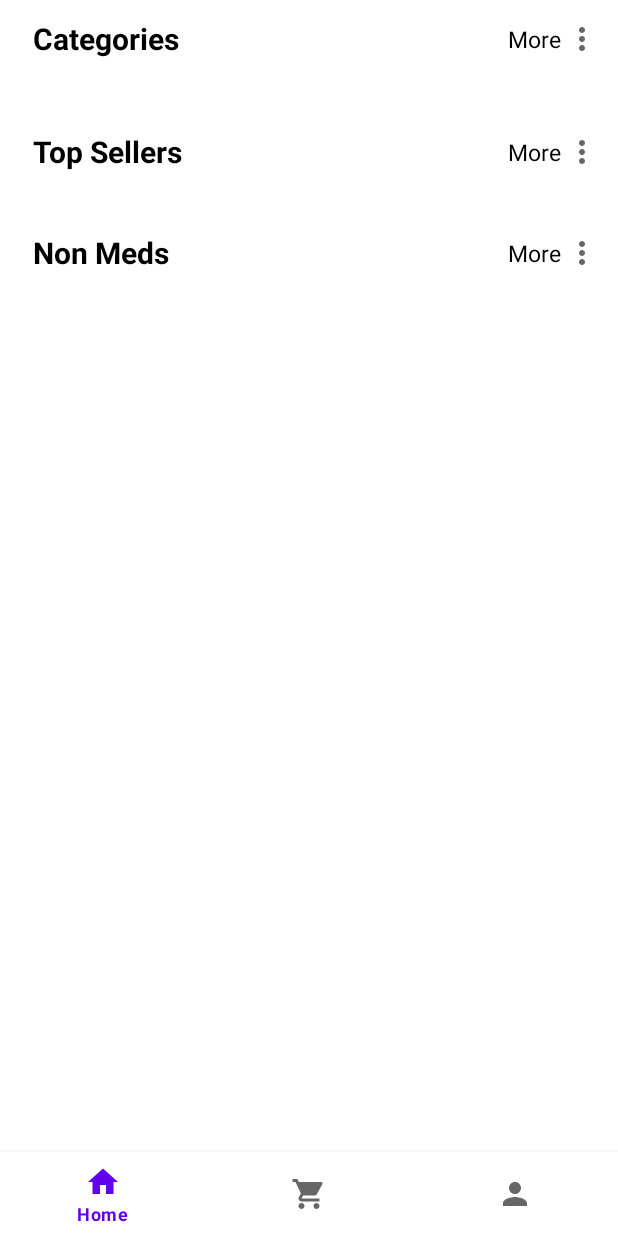
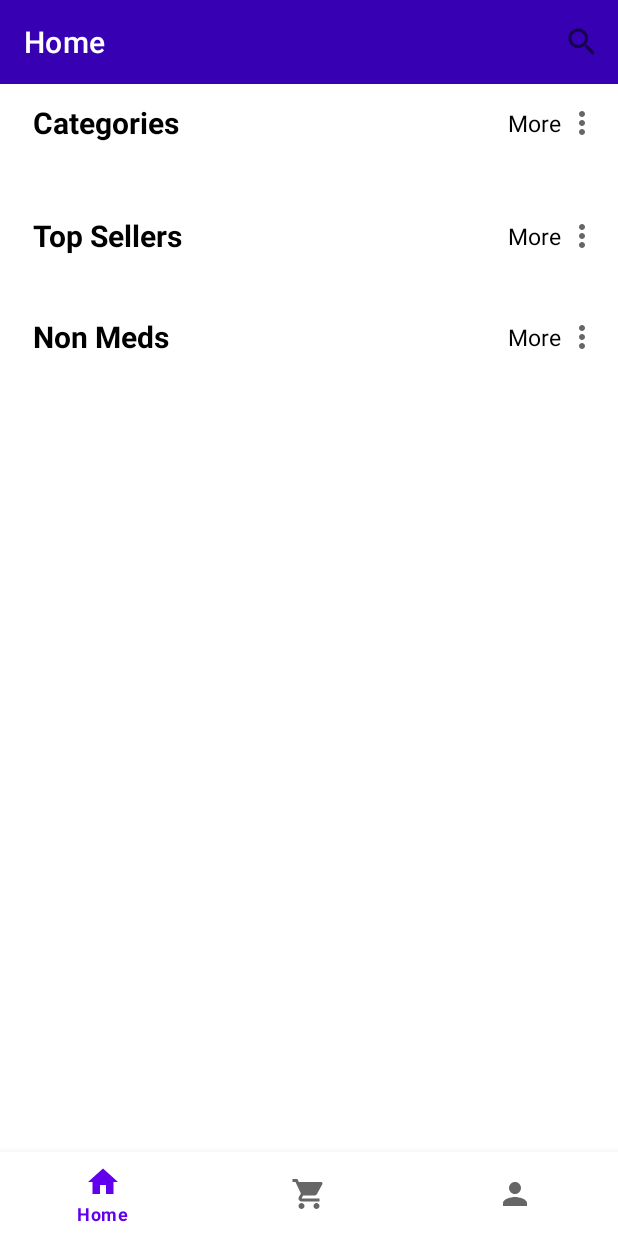
Before and after one commit to amirAHS2000/Pharmacy-Android, an Android app: the HomeFragment screen opened directly, with no data from a screen before it, on a phone screen of 412 x 824 dp. Run offline under Robolectric (Android 15) with nearby library versions, the phone set to English and light mode, and no system bars; our stand-ins replace Dagger/Hilt's generated code, data binding, navigation-ui.

Commit message:
add searchBar and add adapter for recyclerview

```diff
--- /dev/null
+++ b/app/src/main/res/drawable/ic_baseline_search_24.xml
@@ -0,0 +1,10 @@
+<vector xmlns:android="http://schemas.android.com/apk/res/android"
+    android:width="24dp"
+    android:height="24dp"
+    android:viewportWidth="24"
+    android:viewportHeight="24"
+    android:tint="?attr/colorControlNormal">
+  <path
+      android:fillColor="@android:color/white"
+      android:pathData="M15.5,14h-0.79l-0.28,-0.27C15.41,12.59 16,11.11 16,9.5 16,5.91 13.09,3 9.5,3S3,5.91 3,9.5 5.91,16 9.5,16c1.61,0 3.09,-0.59 4.23,-1.57l0.27,0.28v0.79l5,4.99L20.49,19l-4.99,-5zM9.5,14C7.01,14 5,11.99 5,9.5S7.01,5 9.5,5 14,7.01 14,9.5 11.99,14 9.5,14z"/>
+</vector>
--- a/app/src/main/res/layout/fragment_home.xml
+++ b/app/src/main/res/layout/fragment_home.xml
@@ -9,9 +9,28 @@
             type="com.example.pharmacyapp.ui.fragment.home.HomeViewModel" />
     </data>
 
-        <ScrollView
-            android:layout_width="match_parent"
-            android:layout_height="match_parent">
+    <androidx.constraintlayout.widget.ConstraintLayout
+        android:layout_width="match_parent"
+        android:layout_height="match_parent">
+
+        <androidx.appcompat.widget.Toolbar
+            android:id="@+id/search_view_toolbar"
+            android:layout_width="0dp"
+            android:layout_height="?actionBarSize"
+            app:layout_constraintEnd_toEndOf="parent"
+            app:layout_constraintStart_toStartOf="parent"
+            app:layout_constraintTop_toTopOf="parent"
+            android:background="@color/purple_700"
+            app:title="Home"
+            app:titleTextColor="@color/white"
+            app:menu="@menu/home_menu" />
+
+        <androidx.core.widget.NestedScrollView
+            android:layout_width="0dp"
+            android:layout_height="wrap_content"
+            app:layout_constraintEnd_toEndOf="parent"
+            app:layout_constraintStart_toStartOf="parent"
+            app:layout_constraintTop_toBottomOf="@id/search_view_toolbar">
 
             <androidx.constraintlayout.widget.ConstraintLayout
                 android:layout_width="match_parent"
@@ -83,7 +102,7 @@
                     app:layout_constraintHorizontal_bias="0.5"
                     app:layout_constraintStart_toStartOf="parent"
                     app:layout_constraintTop_toBottomOf="@+id/category_header" />
-
+                <!-- app:listDataCategory="@{viewModel.}"-->
                 <androidx.constraintlayout.widget.ConstraintLayout
                     android:id="@+id/top_sellers_header"
                     android:layout_width="0dp"
@@ -149,7 +168,7 @@
                     app:layout_constraintHorizontal_bias="0.5"
                     app:layout_constraintStart_toStartOf="parent"
                     app:layout_constraintTop_toBottomOf="@+id/top_sellers_header" />
-
+                <!--app:listDataMedicine="@{viewModel.}"-->
                 <androidx.constraintlayout.widget.ConstraintLayout
                     android:id="@+id/non_meds_header"
                     android:layout_width="0dp"
@@ -215,7 +234,9 @@
                     app:layout_constraintHorizontal_bias="0.5"
                     app:layout_constraintStart_toStartOf="parent"
                     app:layout_constraintTop_toBottomOf="@+id/non_meds_header" />
+                <!--app:listDataMedicine="@{viewModel.}"-->
+            </androidx.constraintlayout.widget.ConstraintLayout>
+        </androidx.core.widget.NestedScrollView>
+    </androidx.constraintlayout.widget.ConstraintLayout>
 
-            </androidx.constraintlayout.widget.ConstraintLayout>
-        </ScrollView>
 </layout>
--- a/app/src/main/res/layout/fragment_profile.xml
+++ b/app/src/main/res/layout/fragment_profile.xml
@@ -18,7 +18,7 @@
 
         <androidx.appcompat.widget.Toolbar
             android:id="@+id/app_bar"
-            android:layout_width="match_parent"
+            android:layout_width="0dp"
             android:layout_height="?actionBarSize"
             android:background="@color/purple_700"
             android:elevation="2dp"
@@ -250,6 +250,7 @@
                     android:id="@+id/sells_box5"
                     android:layout_width="match_parent"
                     android:layout_height="wrap_content"
+                    android:layout_marginBottom="15dp"
                     app:cardCornerRadius="10dp">
 
                     <androidx.constraintlayout.widget.ConstraintLayout
--- /dev/null
+++ b/app/src/main/res/menu/home_menu.xml
@@ -0,0 +1,13 @@
+<?xml version="1.0" encoding="utf-8"?>
+<menu xmlns:android="http://schemas.android.com/apk/res/android"
+    xmlns:app="http://schemas.android.com/apk/res-auto"
+    xmlns:tools="http://schemas.android.com/tools">
+    <item
+        android:id="@+id/search_item"
+        android:icon="@drawable/ic_baseline_search_24"
+        android:iconTint="@color/white"
+        android:title="@string/search_text"
+        app:actionViewClass="androidx.appcompat.widget.SearchView"
+        app:showAsAction="ifRoom"
+        tools:targetApi="o" />
+</menu>
--- a/app/src/main/res/values/strings.xml
+++ b/app/src/main/res/values/strings.xml
@@ -48,4 +48,5 @@
     <string name="top_sellers_text_label">Top Sellers</string>
     <string name="non_meds_text_label">Non Meds</string>
     <string name="medicine_list_item_description">medicine list item description</string>
+    <string name="search_text">Search</string>
 </resources>
```
Also changed, not shown: app/src/main/java/com/example/pharmacyapp/data/RemoteDataSource.kt (+18 -0 lines), app/src/main/java/com/example/pharmacyapp/data/network/PharmacyApi.kt (+17 -0 lines), app/src/main/java/com/example/pharmacyapp/ui/fragment/home/HomeFragment.kt (+32 -4 lines), app/src/main/java/com/example/pharmacyapp/ui/prepare/signup/SignUpViewModel.kt (deleted, +0 -7 lines), app/src/main/java/com/example/pharmacyapp/util/BindingAdapter.kt (+19 -0 lines).
